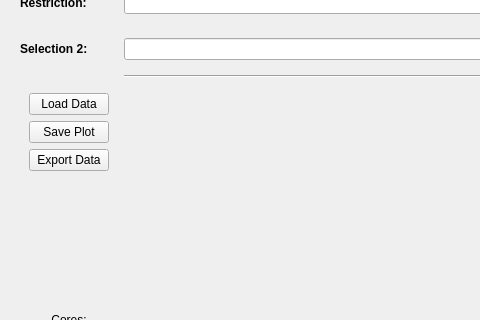
The window that PyContact/gui/sasa.ui (maxscheurer/pycontact) describes before a commit, drawn with Qt 5; both pictures show x 0 to 480 and y 83 to 403 of the 712 by 514 pixel window.
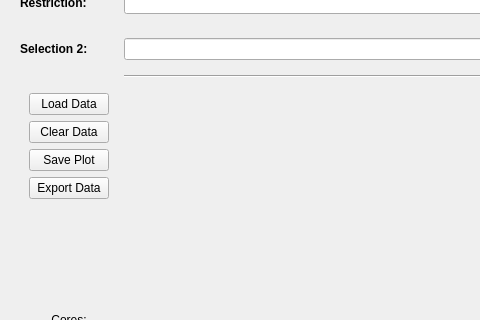
The same window after the commit.

Commit message: closing issue #3 - data can be cleared in Sasa gui

```diff
--- a/PyContact/gui/sasa.ui
+++ b/PyContact/gui/sasa.ui
@@ -103,6 +103,13 @@
            </property>
           </widget>
          </item>
+         <item>
+          <widget class="QPushButton" name="clearDataButton">
+           <property name="text">
+            <string>Clear Data</string>
+           </property>
+          </widget>
+         </item>
          <item>
           <widget class="QPushButton" name="savePlotButton">
            <property name="text">
```
The commit also changes 3 other files.
